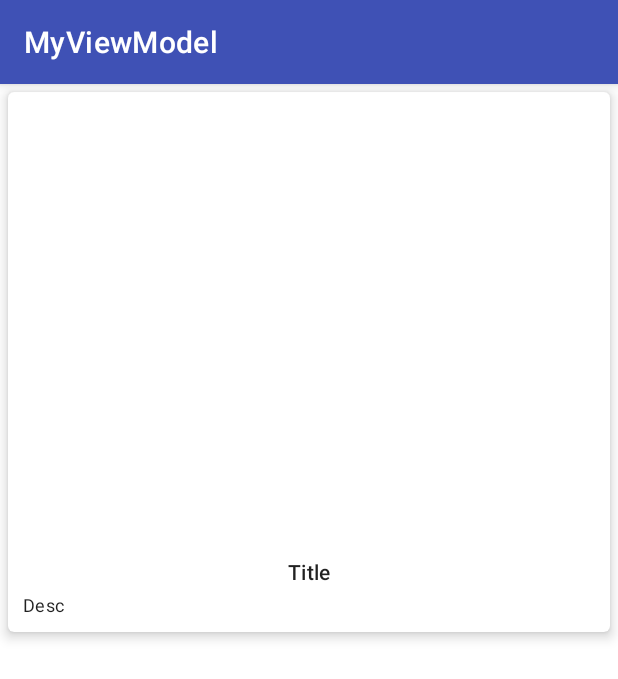
After one commit to anggorobeno/bjap-submission1, an Android app: the TvDetailActivity screen opened directly, with no data from a screen before it, on a phone screen of 412 x 824 dp. The commit adds this screen. Shown: the top 679 px of the screen. Run offline under Robolectric (Android 15) with nearby library versions, the phone set to English and light mode, and no system bars; our stand-ins replace Picasso.

Commit message:
add MovieDetailActivity add TvDetailActivity

```diff
--- a/app/src/main/AndroidManifest.xml
+++ b/app/src/main/AndroidManifest.xml
@@ -12,7 +12,10 @@
         android:supportsRtl="true"
         android:theme="@style/Theme.MyViewModel">
         <activity
-            android:name=".view.DetailActivity"
+            android:name=".view.TvDetailActivity"
+            android:exported="true" />
+        <activity
+            android:name=".view.MovieDetailActivity"
             android:exported="true" />
         <activity
             android:name=".view.MainActivity"
--- a/app/src/main/java/com/example/myviewmodel/view/MainActivity.java
+++ b/app/src/main/java/com/example/myviewmodel/view/MainActivity.java
@@ -19,7 +19,7 @@ public class MainActivity extends AppCompatActivity {
             R.string.title_movie,
             R.string.title_tv
     };
-    private int[] tabIcons = {
+    private final int[] tabIcons = {
             R.drawable.movie_icon,
             R.drawable.tv_icon
     };
--- /dev/null
+++ b/app/src/main/java/com/example/myviewmodel/view/TvDetailActivity.java
@@ -0,0 +1,56 @@
+package com.example.myviewmodel.view;
+
+import androidx.appcompat.app.AppCompatActivity;
+import androidx.lifecycle.ViewModelProvider;
+
+import android.content.Context;
+import android.os.Bundle;
+import android.util.Log;
+import android.widget.ImageView;
+import android.widget.TextView;
+import android.widget.Toast;
+
+import com.example.myviewmodel.R;
+import com.example.myviewmodel.model.MovieEntity;
+import com.example.myviewmodel.model.TvEntity;
+import com.example.myviewmodel.utils.Constant;
+import com.example.myviewmodel.viewModel.DetailViewModel;
+import com.squareup.picasso.Picasso;
+
+public class TvDetailActivity extends AppCompatActivity {
+    TextView tvDesc;
+    ImageView imgPoster;
+    TextView tvTitle;
+    Context context;
+
+    @Override
+    protected void onCreate(Bundle savedInstanceState) {
+        super.onCreate(savedInstanceState);
+        setContentView(R.layout.activity_detail);
+        tvDesc = findViewById(R.id.detailDesc);
+        imgPoster = findViewById(R.id.detailPoster);
+        tvTitle = findViewById(R.id.tvTitle);
+
+        DetailViewModel detailViewModel = new ViewModelProvider(this, new ViewModelProvider.NewInstanceFactory()).get(DetailViewModel.class);
+        Bundle extras = getIntent().getExtras();
+        if (extras != null) {
+            String tvId = extras.getString(Constant.EXTRA_TV);
+            if (tvId != null) {
+                detailViewModel.setTvId(tvId);
+            }
+            if (detailViewModel.getTv() != null){
+                populateView(detailViewModel.getTv());
+            }
+        }
+
+    }
+
+    private void populateView(TvEntity tv) {
+        tvDesc.setText(tv.getDesc());
+        tvTitle.setText(tv.getTitle());
+        Picasso.with(context)
+                .load(tv.getTvImage())
+                .fit()
+                .into(imgPoster);
+    }
+}
--- /dev/null
+++ b/app/src/main/res/drawable/movie_icon.xml
@@ -0,0 +1,6 @@
+<?xml version="1.0" encoding="UTF-8" standalone="no"?>
+<vector xmlns:android="http://schemas.android.com/apk/res/android" android:height="24dp" android:tint="#e81860" android:viewportHeight="24.0" android:viewportWidth="24.0" android:width="24dp">
+
+    <path android:fillColor="@android:color/white" android:pathData="M18,4l2,4h-3l-2,-4h-2l2,4h-3l-2,-4H8l2,4H7L5,4H4c-1.1,0 -1.99,0.9 -1.99,2L2,18c0,1.1 0.9,2 2,2h16c1.1,0 2,-0.9 2,-2V4h-4z"/>
+
+</vector>
--- /dev/null
+++ b/app/src/main/res/drawable/tv_icon.xml
@@ -0,0 +1,6 @@
+<?xml version="1.0" encoding="UTF-8" standalone="no"?>
+<vector xmlns:android="http://schemas.android.com/apk/res/android" android:height="24dp" android:tint="#e81860" android:viewportHeight="24.0" android:viewportWidth="24.0" android:width="24dp">
+
+    <path android:fillColor="@android:color/white" android:pathData="M21,3L3,3c-1.1,0 -2,0.9 -2,2v12c0,1.1 0.9,2 2,2h5v2h8v-2h5c1.1,0 1.99,-0.9 1.99,-2L23,5c0,-1.1 -0.9,-2 -2,-2zM21,17L3,17L3,5h18v12z"/>
+
+</vector>
--- a/app/src/main/res/layout/activity_detail.xml
+++ b/app/src/main/res/layout/activity_detail.xml
@@ -1,9 +1,52 @@
 <?xml version="1.0" encoding="utf-8"?>
-<androidx.constraintlayout.widget.ConstraintLayout xmlns:android="http://schemas.android.com/apk/res/android"
+
+
+<com.google.android.material.card.MaterialCardView
+    xmlns:tools="http://schemas.android.com/tools"
+    xmlns:android="http://schemas.android.com/apk/res/android"
+    android:layout_width="match_parent"
+    android:layout_height="wrap_content"
     xmlns:app="http://schemas.android.com/apk/res-auto"
-    xmlns:tools="http://schemas.android.com/tools"
-    android:layout_width="match_parent"
-    android:layout_height="match_parent"
-    tools:context=".view.DetailActivity">
+    android:layout_margin="5dp"
+    android:id="@+id/carView"
+    app:cardElevation="5dp"
+    app:cardCornerRadius="4dp">
+    <LinearLayout
+        android:layout_width="match_parent"
+        android:layout_height="match_parent"
+        android:orientation="vertical" >
+    <ImageView
+        android:id="@+id/detailPoster"
+        android:layout_width="match_parent"
+        android:layout_height="300dp"
+        tools:srcCompat="@tools:sample/avatars"
+        />
 
-</androidx.constraintlayout.widget.ConstraintLayout>
+    <LinearLayout
+        android:layout_width="match_parent"
+        android:layout_height="wrap_content"
+        android:orientation="vertical"
+        android:padding="8dp">
+
+        <TextView
+            android:layout_width="match_parent"
+            android:layout_height="wrap_content"
+            android:id="@+id/tvTitle"
+            android:padding="2dp"
+            android:gravity="center_horizontal"
+            android:text="Title"
+            android:textSize="14sp"
+            android:textAppearance="?attr/textAppearanceHeadline6" />
+
+        <TextView
+            android:layout_width="match_parent"
+            android:layout_height="wrap_content"
+            android:padding="2dp"
+            android:textSize="12sp"
+            android:text="Desc"
+            android:id="@+id/detailDesc"
+            android:textAppearance="?attr/textAppearanceBody2"
+            />
+    </LinearLayout>
+    </LinearLayout>
+</com.google.android.material.card.MaterialCardView>
```
Also changed, not shown: app/src/main/java/com/example/myviewmodel/adapter/MovieFragmentAdapter.java (+7 -5 lines), app/src/main/java/com/example/myviewmodel/adapter/TvFragmentAdapter.java (+9 -5 lines), app/src/main/java/com/example/myviewmodel/utils/Constant.java (added, +7 -0 lines), app/src/main/java/com/example/myviewmodel/view/DetailActivity.java (deleted, +0 -16 lines), app/src/main/java/com/example/myviewmodel/view/MovieDetailActivity.java (added, +55 -0 lines), app/src/main/java/com/example/myviewmodel/viewModel/DetailViewModel.java (added, +52 -0 lines).
